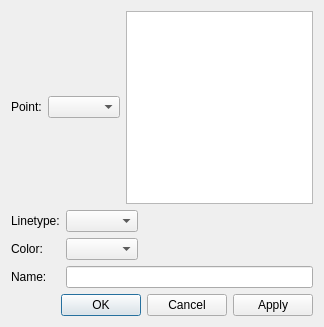
Before: the Qt Designer form src/libs/vtools/dialogs/tools/dialogcubicbezierpath.ui in FashionFreedom/Seamly2D, drawn with Qt 5.
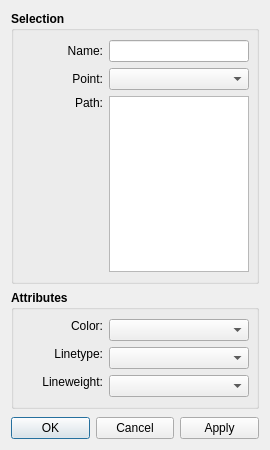
After: the same form once the commit is applied. Icons and pictures are not drawn. Custom widgets are drawn as their Qt base class.

The edit to the form file:
```diff
--- a/src/libs/vtools/dialogs/tools/dialogcubicbezierpath.ui
+++ b/src/libs/vtools/dialogs/tools/dialogcubicbezierpath.ui
@@ -6,10 +6,16 @@
    <rect>
     <x>0</x>
     <y>0</y>
-    <width>324</width>
-    <height>327</height>
+    <width>270</width>
+    <height>450</height>
    </rect>
   </property>
+  <property name="minimumSize">
+   <size>
+    <width>270</width>
+    <height>0</height>
+   </size>
+  </property>
   <property name="windowTitle">
    <string>Tool cubic bezier path</string>
   </property>
@@ -19,74 +25,377 @@
   </property>
   <layout class="QVBoxLayout" name="verticalLayout_2">
    <item>
-    <layout class="QHBoxLayout" name="horizontalLayout">
-     <item>
-      <layout class="QVBoxLayout" name="verticalLayout">
-       <item>
-        <layout class="QHBoxLayout" name="horizontalLayout_5">
-         <item>
-          <widget class="QLabel" name="labelPoint">
-           <property name="text">
-            <string>Point:</string>
-           </property>
-          </widget>
-         </item>
-         <item>
-          <widget class="QComboBox" name="comboBoxPoint"/>
-         </item>
-        </layout>
-       </item>
-      </layout>
-     </item>
-     <item>
-      <widget class="QListWidget" name="listWidget">
-       <property name="toolTip">
-        <string>List of points</string>
-       </property>
-      </widget>
-     </item>
-    </layout>
+    <widget class="QGroupBox" name="selection_GroupBox">
+     <property name="sizePolicy">
+      <sizepolicy hsizetype="Expanding" vsizetype="Preferred">
+       <horstretch>0</horstretch>
+       <verstretch>0</verstretch>
+      </sizepolicy>
+     </property>
+     <property name="font">
+      <font>
+       <pointsize>9</pointsize>
+       <weight>75</weight>
+       <bold>true</bold>
+      </font>
+     </property>
+     <property name="title">
+      <string>Selection</string>
+     </property>
+     <layout class="QVBoxLayout" name="verticalLayout">
+      <item>
+       <layout class="QHBoxLayout" name="horizontalLayout_2">
+        <item>
+         <widget class="QLabel" name="name_Label">
+          <property name="minimumSize">
+           <size>
+            <width>80</width>
+            <height>0</height>
+           </size>
+          </property>
+          <property name="font">
+           <font>
+            <weight>50</weight>
+            <bold>false</bold>
+           </font>
+          </property>
+          <property name="text">
+           <string>Name:</string>
+          </property>
+          <property name="alignment">
+           <set>Qt::AlignRight|Qt::AlignTrailing|Qt::AlignVCenter</set>
+          </property>
+         </widget>
+        </item>
+        <item>
+         <widget class="QLineEdit" name="lineEditSplPathName">
+          <property name="minimumSize">
+           <size>
+            <width>140</width>
+            <height>0</height>
+           </size>
+          </property>
+          <property name="font">
+           <font>
+            <weight>50</weight>
+            <bold>false</bold>
+           </font>
+          </property>
+          <property name="readOnly">
+           <bool>true</bool>
+          </property>
+         </widget>
+        </item>
+       </layout>
+      </item>
+      <item>
+       <layout class="QHBoxLayout" name="horizontalLayout_3">
+        <item>
+         <widget class="QLabel" name="point_Label">
+          <property name="minimumSize">
+           <size>
+            <width>80</width>
+            <height>0</height>
+           </size>
+          </property>
+          <property name="font">
+           <font>
+            <weight>50</weight>
+            <bold>false</bold>
+           </font>
+          </property>
+          <property name="text">
+           <string>Point:</string>
+          </property>
+          <property name="alignment">
+           <set>Qt::AlignRight|Qt::AlignTrailing|Qt::AlignVCenter</set>
+          </property>
+         </widget>
+        </item>
+        <item>
+         <widget class="QComboBox" name="comboBoxPoint">
+          <property name="sizePolicy">
+           <sizepolicy hsizetype="Expanding" vsizetype="Fixed">
+            <horstretch>0</horstretch>
+            <verstretch>0</verstretch>
+           </sizepolicy>
+          </property>
+          <property name="minimumSize">
+           <size>
+            <width>140</width>
+            <height>0</height>
+           </size>
+          </property>
+          <property name="font">
+           <font>
+            <weight>50</weight>
+            <bold>false</bold>
+           </font>
+          </property>
+         </widget>
+        </item>
+       </layout>
+      </item>
+      <item>
+       <layout class="QHBoxLayout" name="horizontalLayout">
+        <item>
+         <widget class="QLabel" name="path_Label">
+          <property name="minimumSize">
+           <size>
+            <width>80</width>
+            <height>0</height>
+           </size>
+          </property>
+          <property name="font">
+           <font>
+            <weight>50</weight>
+            <bold>false</bold>
+           </font>
+          </property>
+          <property name="text">
+           <string>Path:</string>
+          </property>
+          <property name="alignment">
+           <set>Qt::AlignRight|Qt::AlignTop|Qt::AlignTrailing</set>
+          </property>
+         </widget>
+        </item>
+        <item>
+         <widget class="QListWidget" name="listWidget">
+          <property name="minimumSize">
+           <size>
+            <width>140</width>
+            <height>140</height>
+           </size>
+          </property>
+          <property name="toolTip">
+           <string>List of points</string>
+          </property>
+         </widget>
+        </item>
+       </layout>
+      </item>
+     </layout>
+    </widget>
    </item>
    <item>
-    <layout class="QFormLayout" name="formLayout">
-     <property name="fieldGrowthPolicy">
-      <enum>QFormLayout::ExpandingFieldsGrow</enum>
+    <widget class="QGroupBox" name="attributes_GroupBox">
+     <property name="minimumSize">
+      <size>
+       <width>240</width>
+       <height>0</height>
+      </size>
      </property>
-     <item row="1" column="0">
-      <widget class="QLabel" name="label_5">
-       <property name="text">
-        <string>Color:</string>
-       </property>
-      </widget>
-     </item>
-     <item row="1" column="1">
-      <widget class="QComboBox" name="comboBoxColor"/>
-     </item>
-     <item row="2" column="0">
-      <widget class="QLabel" name="labelName">
-       <property name="text">
-        <string>Name:</string>
-       </property>
-      </widget>
-     </item>
-     <item row="2" column="1">
-      <widget class="QLineEdit" name="lineEditSplPathName">
-       <property name="readOnly">
-        <bool>true</bool>
-       </property>
-      </widget>
-     </item>
-     <item row="0" column="0">
-      <widget class="QLabel" name="label">
-       <property name="text">
-        <string>Linetype:</string>
-       </property>
-      </widget>
-     </item>
-     <item row="0" column="1">
-      <widget class="QComboBox" name="comboBoxPenStyle"/>
-     </item>
-    </layout>
+     <property name="font">
+      <font>
+       <pointsize>9</pointsize>
+       <weight>75</weight>
+       <bold>true</bold>
+      </font>
+     </property>
+     <property name="title">
+      <string>Attributes</string>
+     </property>
+     <layout class="QVBoxLayout" name="verticalLayout_5">
+      <item>
+       <layout class="QFormLayout" name="formLayout_3">
+        <item row="1" column="0">
+         <widget class="QLabel" name="lineType_Label">
+          <property name="sizePolicy">
+           <sizepolicy hsizetype="MinimumExpanding" vsizetype="Fixed">
+            <horstretch>0</horstretch>
+            <verstretch>0</verstretch>
+           </sizepolicy>
+          </property>
+          <property name="minimumSize">
+           <size>
+            <width>80</width>
+            <height>0</height>
+           </size>
+          </property>
+          <property name="maximumSize">
+           <size>
+            <width>16777215</width>
+            <height>16777215</height>
+           </size>
+          </property>
+          <property name="font">
+           <font>
+            <pointsize>9</pointsize>
+            <weight>50</weight>
+            <bold>false</bold>
+           </font>
+          </property>
+          <property name="text">
+           <string>Linetype:</string>
+          </property>
+          <property name="alignment">
+           <set>Qt::AlignRight|Qt::AlignTrailing|Qt::AlignVCenter</set>
+          </property>
+         </widget>
+        </item>
+        <item row="1" column="1">
+         <widget class="LineTypeComboBox" name="lineType_ComboBox">
+          <property name="sizePolicy">
+           <sizepolicy hsizetype="Expanding" vsizetype="Fixed">
+            <horstretch>0</horstretch>
+            <verstretch>0</verstretch>
+           </sizepolicy>
+          </property>
+          <property name="minimumSize">
+           <size>
+            <width>140</width>
+            <height>0</height>
+           </size>
+          </property>
+          <property name="maximumSize">
+           <size>
+            <width>16777215</width>
+            <height>16777215</height>
+           </size>
+          </property>
+          <property name="font">
+           <font>
+            <pointsize>9</pointsize>
+            <weight>50</weight>
+            <bold>false</bold>
+           </font>
+          </property>
+         </widget>
+        </item>
+        <item row="2" column="0">
+         <widget class="QLabel" name="lineWeight_Label">
+          <property name="sizePolicy">
+           <sizepolicy hsizetype="MinimumExpanding" vsizetype="Fixed">
+            <horstretch>0</horstretch>
+            <verstretch>0</verstretch>
+           </sizepolicy>
+          </property>
+          <property name="minimumSize">
+           <size>
+            <width>80</width>
+            <height>0</height>
+           </size>
+          </property>
+          <property name="maximumSize">
+           <size>
+            <width>16777215</width>
+            <height>16777215</height>
+           </size>
+          </property>
+          <property name="font">
+           <font>
+            <pointsize>9</pointsize>
+            <weight>50</weight>
+            <bold>false</bold>
+           </font>
+          </property>
+          <property name="text">
+           <string>Lineweight:</string>
+          </property>
+          <property name="alignment">
+           <set>Qt::AlignRight|Qt::AlignTrailing|Qt::AlignVCenter</set>
+          </property>
+         </widget>
+        </item>
+        <item row="2" column="1">
+         <widget class="LineWeightComboBox" name="lineWeight_ComboBox">
+          <property name="sizePolicy">
+           <sizepolicy hsizetype="Expanding" vsizetype="Fixed">
+            <horstretch>0</horstretch>
+            <verstretch>0</verstretch>
+           </sizepolicy>
+          </property>
+          <property name="minimumSize">
+           <size>
+            <width>140</width>
+            <height>0</height>
+           </size>
+          </property>
+          <property name="font">
+           <font>
+            <pointsize>9</pointsize>
+            <weight>50</weight>
+            <bold>false</bold>
+           </font>
+          </property>
+         </widget>
+        </item>
+        <item row="0" column="0">
+         <widget class="QLabel" name="lineColor_Label">
+          <property name="sizePolicy">
+           <sizepolicy hsizetype="MinimumExpanding" vsizetype="Fixed">
+            <horstretch>0</horstretch>
+            <verstretch>0</verstretch>
+           </sizepolicy>
+          </property>
+          <property name="minimumSize">
+           <size>
+            <width>80</width>
+            <height>0</height>
+           </size>
+          </property>
+          <property name="maximumSize">
+           <size>
+            <width>16777215</width>
+            <height>16777215</height>
+           </size>
+          </property>
+          <property name="font">
+           <font>
+            <pointsize>9</pointsize>
+            <weight>50</weight>
+            <bold>false</bold>
+           </font>
+          </property>
+          <property name="text">
+           <string>Color:</string>
+          </property>
+          <property name="alignment">
+           <set>Qt::AlignRight|Qt::AlignTrailing|Qt::AlignVCenter</set>
+          </property>
+         </widget>
+        </item>
+        <item row="0" column="1">
+         <widget class="ColorComboBox" name="lineColor_ComboBox">
+          <property name="sizePolicy">
+           <sizepolicy hsizetype="Expanding" vsizetype="Fixed">
+            <horstretch>0</horstretch>
+            <verstretch>0</verstretch>
+           </sizepolicy>
+          </property>
+          <property name="minimumSize">
+           <size>
+            <width>140</width>
+            <height>0</height>
+           </size>
+          </property>
+          <property name="font">
+           <font>
+            <pointsize>9</pointsize>
+            <weight>50</weight>
+            <bold>false</bold>
+           </font>
+          </property>
+         </widget>
+        </item>
+       </layout>
+      </item>
+     </layout>
+    </widget>
+   </item>
+   <item>
+    <spacer name="verticalSpacer">
+     <property name="orientation">
+      <enum>Qt::Vertical</enum>
+     </property>
+     <property name="sizeHint" stdset="0">
+      <size>
+       <width>20</width>
+       <height>18</height>
+      </size>
+     </property>
+    </spacer>
    </item>
    <item>
     <widget class="QDialogButtonBox" name="buttonBox">
@@ -100,6 +409,23 @@
    </item>
   </layout>
  </widget>
+ <customwidgets>
+  <customwidget>
+   <class>ColorComboBox</class>
+   <extends>QComboBox</extends>
+   <header location="global">color_combobox.h</header>
+  </customwidget>
+  <customwidget>
+   <class>LineTypeComboBox</class>
+   <extends>QComboBox</extends>
+   <header location="global">linetype_combobox.h</header>
+  </customwidget>
+  <customwidget>
+   <class>LineWeightComboBox</class>
+   <extends>QComboBox</extends>
+   <header location="global">lineweight_combobox.h</header>
+  </customwidget>
+ </customwidgets>
  <resources>
   <include location="../../../vmisc/share/resources/icon.qrc"/>
  </resources>
```
Left out of the diff: 2 changed lines with no effect on the pictures.
